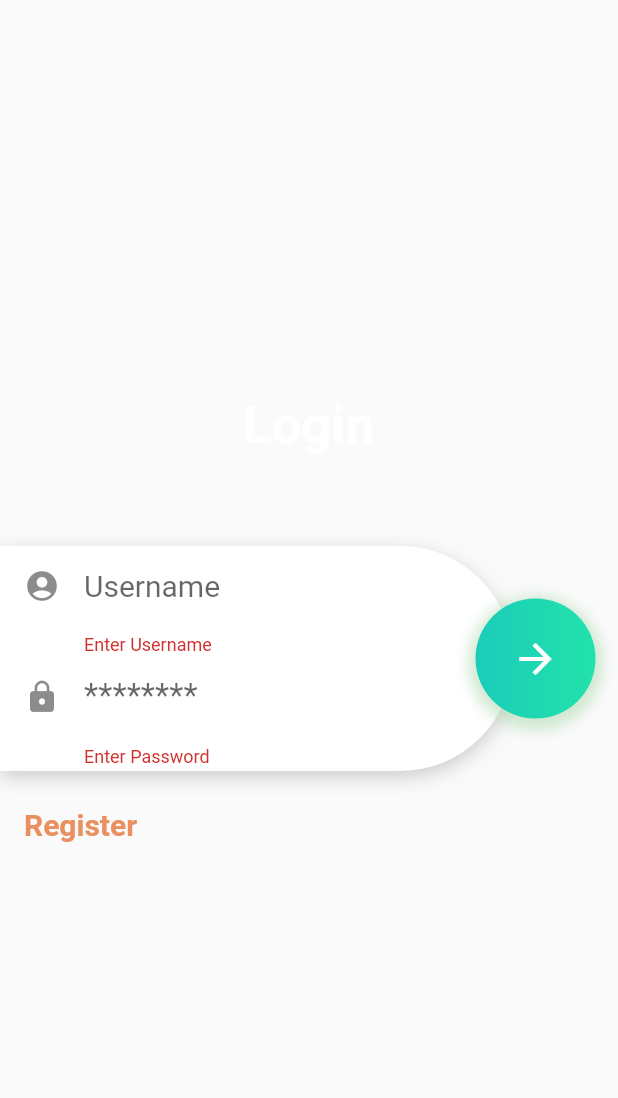
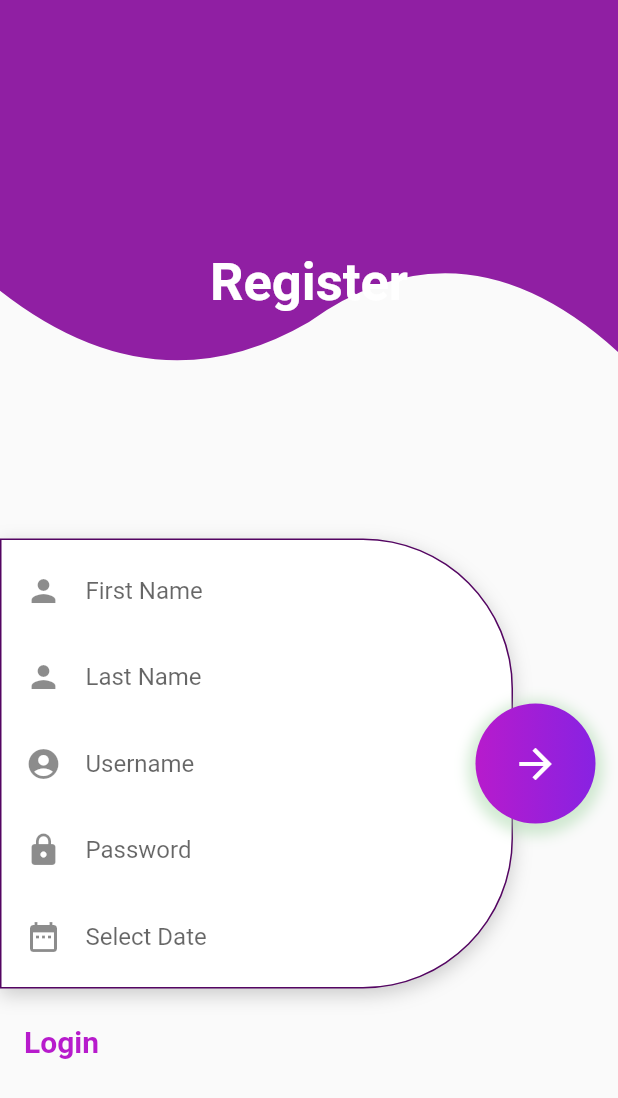
Before and after one commit to EldarSose/PickMeUp_Client, a Flutter app: the screen it shows after launch, after a tap on the "arrow forward" icon, after a tap on "Register", on a phone screen of 412 x 824 dp. Shown: the top 1098 px of the screen. Run offline on Flutter 3.47's test engine with Material 2 defaults, Android fonts, the phone set to English and light mode, and no system bars; our stand-ins replace hive_flutter, motion_tab_bar_v2, page_transition; accounts and stored records are empty.

Commit message:
Added register, login, and navbar

```diff
--- a/lib/main.dart
+++ b/lib/main.dart
@@ -15,6 +15,7 @@ class MyApp extends StatelessWidget {
       theme: ThemeData(
         primarySwatch: Colors.blue,
       ),
+      debugShowCheckedModeBanner: false,
       home: const PlatformChooser(),
     );
   }
--- a/lib/platform_chooser.dart
+++ b/lib/platform_chooser.dart
@@ -4,7 +4,7 @@ import 'package:flutter/material.dart';
 import 'package:pickmeup/ui/mobile/mobile_login.dart';
 import 'package:pickmeup/ui/windows/windows_register.dart';
 
-class PlatformChooser extends StatelessWidget{
+class PlatformChooser extends StatelessWidget {
   const PlatformChooser({super.key});
 
   @override
@@ -13,10 +13,10 @@ class PlatformChooser extends StatelessWidget{
   }
 }
 
-chooseState(){
-  if(Platform.isAndroid || Platform.isIOS){
-      return const MobileLoginForm();
-    }else if(Platform.isWindows){
-      return const WindowsRegisterForm();
-    }
+chooseState() {
+  if (Platform.isAndroid || Platform.isIOS) {
+    return const MobileLoginForm();
+  } else if (Platform.isWindows || Platform.isMacOS || Platform.isLinux) {
+    return const WindowsRegisterForm();
+  }
 }
--- /dev/null
+++ b/lib/ui/mobile/mobile_helper/background.dart
@@ -0,0 +1,131 @@
+import 'package:flutter/material.dart';
+
+class Background extends StatefulWidget {
+  const Background({super.key});
+
+  @override
+  State<Background> createState() => _MyPainterState();
+}
+
+class _MyPainterState extends State<Background> {
+  @override
+  void initState() {
+    super.initState();
+  }
+
+  @override
+  Widget build(BuildContext context) {
+    return CustomPaint(
+      painter: Curved(),
+      child: Container(
+        height: 1000.0,
+      ),
+    );
+  }
+}
+
+class Curved extends CustomPainter {
+  @override
+  void paint(Canvas canvas, Size size) {
+    Path path = Path();
+    Paint paint = Paint();
+
+    // path.lineTo(0, size.height * 0.75);
+    // path.quadraticBezierTo(size.width * 0.10, size.height * 0.70,
+    //     size.width * 0.17, size.height * 0.90);
+    // path.quadraticBezierTo(
+    //     size.width * 0.20, size.height, size.width * 0.25, size.height * 0.90);
+    // path.quadraticBezierTo(size.width * 0.40, size.height * 0.40,
+    //     size.width * 0.50, size.height * 0.70);
+    // path.quadraticBezierTo(size.width * 0.60, size.height * 0.85,
+    //     size.width * 0.65, size.height * 0.65);
+    // path.quadraticBezierTo(
+    //     size.width * 0.70, size.height * 0.90, size.width, 0);
+    // path.close();
+
+    // paint.color = const Color.fromARGB(255, 201, 84, 221);
+    // canvas.drawPath(path, paint);
+
+    // path = Path();
+    // path.lineTo(0, size.height * 0.50);
+    // path.quadraticBezierTo(size.width * 0.10, size.height * 0.80,
+    //     size.width * 0.15, size.height * 0.60);
+    // path.quadraticBezierTo(size.width * 0.20, size.height * 0.45,
+    //     size.width * 0.27, size.height * 0.60);
+    // path.quadraticBezierTo(
+    //     size.width * 0.45, size.height, size.width * 0.50, size.height * 0.80);
+    // path.quadraticBezierTo(size.width * 0.55, size.height * 0.45,
+    //     size.width * 0.75, size.height * 0.75);
+    // path.quadraticBezierTo(
+    //     size.width * 0.85, size.height * 0.93, size.width, size.height * 0.60);
+    // path.lineTo(size.width, 0);
+    // path.close();
+
+    // paint.color = const Color.fromARGB(255, 144, 31, 163);
+    // canvas.drawPath(path, paint);
+
+    // path = Path();
+    // path.lineTo(0, size.height * 0.75);
+    // path.quadraticBezierTo(size.width * 0.10, size.height * 0.55,
+    //     size.width * 0.22, size.height * 0.70);
+    // path.quadraticBezierTo(size.width * 0.30, size.height * 0.90,
+    //     size.width * 0.40, size.height * 0.75);
+    // path.quadraticBezierTo(size.width * 0.52, size.height * 0.50,
+    //     size.width * 0.65, size.height * 0.70);
+    // path.quadraticBezierTo(
+    //     size.width * 0.75, size.height * 0.85, size.width, size.height * 0.60);
+    // path.lineTo(size.width, 0);
+    // path.close();
+
+    // paint.color = const Color.fromARGB(255, 144, 31, 163);
+    // canvas.drawPath(path, paint);
+    path = Path();
+    path.lineTo(0, size.height / 4.25);
+    var firstControlPoint = Offset(size.width / 4, size.height / 3);
+    var firstEndPoint = Offset(size.width / 2, size.height / 3 - 60);
+    var secondControlPoint =
+        Offset(size.width - (size.width / 4), size.height / 4 - 65);
+    var secondEndPoint = Offset(size.width, size.height / 3 - 40);
+    path.quadraticBezierTo(firstControlPoint.dx, firstControlPoint.dy,
+        firstEndPoint.dx, firstEndPoint.dy);
+    path.quadraticBezierTo(secondControlPoint.dx, secondControlPoint.dy,
+        secondEndPoint.dx, secondEndPoint.dy);
+    path.lineTo(size.width, size.height / 3);
+    path.lineTo(size.width, 0);
+    path.close();
+    paint.color = const Color.fromARGB(255, 144, 31, 163);
+
+    canvas.drawPath(path, paint);
+  }
+
+  @override
+  bool shouldRepaint(CustomPainter oldDelegate) {
+    return true;
+  }
+}
+
+class CirclePainter extends CustomPainter {
+  final double radius;
+  CirclePainter(this.radius);
+
+  @override
+  void paint(Canvas canvas, Size size) {
+    var paint = Paint()
+      ..color = Colors.purpleAccent
+      ..strokeWidth = 3
+      ..style = PaintingStyle.stroke
+      ..strokeCap = StrokeCap.round;
+
+    var path = Path();
+    path.addOval(Rect.fromCircle(
+      center: Offset(size.width / 2, size.height / 2),
+      radius: radius,
+    ));
+    canvas.drawPath(path, paint);
+  }
+
+  @override
+  bool shouldRepaint(CustomPainter oldDelegate) {
+    return true;
+  }
+}
--- a/lib/ui/mobile/mobile_login.dart
+++ b/lib/ui/mobile/mobile_login.dart
@@ -1,7 +1,8 @@
-
 import 'package:flutter/material.dart';
 import 'package:hive_flutter/hive_flutter.dart';
-
+import 'package:pickmeup/ui/mobile/home_page.dart';
+import 'package:pickmeup/ui/mobile/mobile_helper/background.dart';
+import 'package:pickmeup/ui/mobile/mobile_register.dart';
 
 class MobileLoginForm extends StatefulWidget {
   const MobileLoginForm({super.key});
@@ -34,11 +35,12 @@ class _LoginFormState extends State<MobileLoginForm> {
   Widget build(BuildContext context) {
     return Scaffold(
       body: Stack(children: [
+        const Background(),
         Column(
           mainAxisAlignment: MainAxisAlignment.center,
           children: [
             Container(
-              margin: const EdgeInsets.only(bottom: 60),
+              margin: const EdgeInsets.only(bottom: 200),
               child: const Text(
                 "Login",
                 style: TextStyle(
@@ -64,6 +66,9 @@ class _LoginFormState extends State<MobileLoginForm> {
                         borderRadius: const BorderRadius.only(
                           topRight: Radius.circular(100),
                           bottomRight: Radius.circular(100),
+                        ),
+                        border: Border.all(
+                          color: const Color.fromARGB(255, 84, 5, 98),
                         ),
                         boxShadow: [
                           BoxShadow(
@@ -144,20 +149,18 @@ class _LoginFormState extends State<MobileLoginForm> {
                           begin: Alignment.centerLeft,
                           end: Alignment.centerRight,
                           colors: [
-                            Color(0xff1bccba),
-                            Color(0xff22e2ab),
+                            Color.fromARGB(255, 183, 27, 204),
+                            Color.fromARGB(255, 136, 34, 226),
                           ],
                         ),
                       ),
                       child: InkWell(
                         onTap: () async {
                           if (_formKey.currentState!.validate()) {
-
                             // var personDetails = await AuthService.login(
                             //      _usernameController, _passwordController);
                             var personDetails = 200;
                             var loginStatusCode = personDetails;
-
 
                             // var personDetailsConverted  =
                             //     json.decode(personDetails);
@@ -167,11 +170,11 @@ class _LoginFormState extends State<MobileLoginForm> {
                             _usernameController.clear();
                             _passwordController.clear();
 
-                              // Navigator.of(context).push(
-                              //   MaterialPageRoute(
-                              //     builder: (context) => const HomePage(),
-                              //   ),
-                              // );
+                            Navigator.of(context).push(
+                              MaterialPageRoute(
+                                builder: (context) => const HomePage(),
+                              ),
+                            );
                             //}
                             if (loginStatusCode == 400) {
                               ScaffoldMessenger.of(context)
@@ -265,18 +268,18 @@ class _LoginFormState extends State<MobileLoginForm> {
                   margin: const EdgeInsets.only(left: 16, top: 24),
                   child: InkWell(
                     onTap: () async {
-                      // Navigator.of(context).push(
-                      //   MaterialPageRoute(
-                      //     builder: (context) => const RegisterForm(),
-                      //   ),
-                      // );
+                      Navigator.of(context).push(
+                        MaterialPageRoute(
+                          builder: (context) => const MobileRegisterForm(),
+                        ),
+                      );
                     },
                     child: const Text(
                       "Register",
                       style: TextStyle(
                         fontSize: 20,
                         fontWeight: FontWeight.w600,
-                        color: Color(0xffe98f60),
+                        color: Color.fromARGB(255, 183, 27, 204),
                       ),
                     ),
                   ),
--- a/lib/ui/mobile/mobile_register.dart
+++ b/lib/ui/mobile/mobile_register.dart
@@ -0,0 +1,323 @@
+import 'package:flutter/material.dart';
+import 'package:intl/intl.dart';
+import 'package:pickmeup/ui/mobile/mobile_login.dart';
+
+import 'mobile_helper/background.dart';
+
+class MobileRegisterForm extends StatefulWidget {
+  const MobileRegisterForm({Key? key}) : super(key: key);
+
+  @override
+  State<MobileRegisterForm> createState() => _MobileRegisterFormState();
+}
+
+class _MobileRegisterFormState extends State<MobileRegisterForm> {
+  final _formKey = GlobalKey<FormState>();
+  final _firstNameController = TextEditingController();
+  final _lastNameController = TextEditingController();
+  final _usernameController = TextEditingController();
+  final _passwordController = TextEditingController();
+  final TextEditingController _dateController = TextEditingController();
+
+  @override
+  Widget build(BuildContext context) {
+    return Scaffold(
+      body: Stack(children: [
+        const Background(),
+        Column(
+          mainAxisAlignment: MainAxisAlignment.center,
+          children: [
+            Container(
+              margin: const EdgeInsets.only(bottom: 150, top: 50),
+              child: const Text(
+                "Register",
+                style: TextStyle(
+                    fontSize: 35,
+                    fontWeight: FontWeight.bold,
+                    color: Colors.white),
+              ),
+            ),
+            SingleChildScrollView(
+              child: SizedBox(
+                height: 300,
+                child: Stack(
+                  children: [
+                    Form(
+                      key: _formKey,
+                      child: Container(
+                        margin: const EdgeInsets.only(right: 70),
+                        decoration: BoxDecoration(
+                          color: Colors.white,
+                          borderRadius: const BorderRadius.only(
+                            topRight: Radius.circular(100),
+                            bottomRight: Radius.circular(100),
+                          ),
+                          border: Border.all(
+                            color: const Color.fromARGB(255, 84, 5, 98),
+                          ),
+                          boxShadow: [
+                            BoxShadow(
+                              color: Colors.grey.withOpacity(0.5),
+                              spreadRadius: 0,
+                              blurRadius: 10,
+                              offset: const Offset(0, 4),
+                            ),
+                          ],
+                        ),
+                        child: Column(
+                          mainAxisAlignment: MainAxisAlignment.spaceEvenly,
+                          children: [
+                            Container(
+                              margin:
+                                  const EdgeInsets.only(left: 16, right: 32),
+                              child: TextFormField(
+                                controller: _firstNameController,
+                                validator: (value) {
+                                  if (value!.trim().isEmpty) {
+                                    return "Enter First Name";
+                                  } else {
+                                    return value.trim().length < 3
+                                        ? 'Minimum character length is 3'
+                                        : null;
+                                  }
+                                },
+                                decoration: const InputDecoration(
+                                  hintStyle: TextStyle(fontSize: 16),
+                                  border: InputBorder.none,
+                                  icon: Icon(Icons.person),
+                                  hintText: "First Name",
+                                ),
+                              ),
+                            ),
+                            Container(
+                              margin:
+                                  const EdgeInsets.only(left: 16, right: 32),
+                              child: TextFormField(
+                                controller: _lastNameController,
+                                validator: (value) {
+                                  if (value!.trim().isEmpty) {
+                                    return "Enter Last Name";
+                                  } else {
+                                    return value.trim().length < 3
+                                        ? 'Minimum character length is 3'
+                                        : null;
+                                  }
+                                },
+                                decoration: const InputDecoration(
+                                  hintStyle: TextStyle(fontSize: 16),
+                                  border: InputBorder.none,
+                                  icon: Icon(Icons.person),
+                                  hintText: "Last Name",
+                                ),
+                              ),
+                            ),
+                            Container(
+                              margin:
+                                  const EdgeInsets.only(left: 16, right: 32),
+                              child: TextFormField(
+                                controller: _usernameController,
+                                validator: (value) {
+                                  if (value!.trim().isEmpty) {
+                                    return "Enter Username";
+                                  } else {
+                                    return value.trim().length < 5
+                                        ? 'Minimum character length is 5'
+                                        : null;
+                                  }
+                                },
+                                decoration: const InputDecoration(
+                                  hintStyle: TextStyle(fontSize: 16),
+                                  border: InputBorder.none,
+                                  icon: Icon(Icons.account_circle_rounded),
+                                  hintText: "Username",
+                                ),
+                              ),
+                            ),
+                            Container(
+                              margin:
+                                  const EdgeInsets.only(left: 16, right: 32),
+                              child: TextFormField(
+                                controller: _passwordController,
+                                validator: (value) {
+                                  if (value!.trim().isEmpty) {
+                                    return "Enter Password";
+                                  } else {
+                                    return value.trim().length < 5
+                                        ? 'Minimum character length is 5'
+                                        : null;
+                                  }
+                                },
+                                obscureText: true,
+                                decoration: const InputDecoration(
+                                  hintStyle: TextStyle(fontSize: 16),
+                                  border: InputBorder.none,
+                                  icon: Icon(Icons.lock),
+                                  hintText: "Password",
+                                ),
+                              ),
+                            ),
+                            Container(
+                              margin:
+                                  const EdgeInsets.only(left: 16, right: 32),
+                              child: TextFormField(
+                                  controller: _dateController,
+                                  validator: (value) {
+                                    if (value!.trim().isEmpty) {
+                                      return "Enter Date";
+                                    }
+                                  },
+                                  decoration: const InputDecoration(
+                                    hintStyle: TextStyle(fontSize: 16),
+                                    border: InputBorder.none,
+                                    icon: Icon(Icons.date_range),
+                                    hintText: "Select Date",
+                                  ),
+                                  readOnly: true,
+                                  onTap: () async {
+                                    DateTime? pickedDate = await showDatePicker(
+                                        context: context,
+                                        initialDate: DateTime.now(),
+                                        firstDate: DateTime(1900),
+                                        lastDate: DateTime.now());
+
+                                    if (pickedDate != null) {
+                                      setState(() {
+                                        _dateController.text =
+                                            DateFormat('yyyy-MM-dd')
+                                                .format(pickedDate);
+                                      });
+                                    }
+                                  }),
+                            ),
+                          ],
+                        ),
+                      ),
+                    ),
+                    Align(
+                      alignment: Alignment.centerRight,
+                      child: Container(
+                        margin: const EdgeInsets.only(right: 15),
+                        height: 80,
+                        width: 80,
+                        decoration: BoxDecoration(
+                          boxShadow: [
+                            BoxShadow(
+                              color: Colors.green[200]!.withOpacity(0.5),
+                              spreadRadius: 5,
+                              blurRadius: 7,
+                              offset: const Offset(0, 3),
+                            ),
+                          ],
+                          shape: BoxShape.circle,
+                          gradient: const LinearGradient(
+                            begin: Alignment.centerLeft,
+                            end: Alignment.centerRight,
+                            colors: [
+                              Color.fromARGB(255, 183, 27, 204),
+                              Color.fromARGB(255, 136, 34, 226),
+                            ],
+                          ),
+                        ),
+                        child: InkWell(
+                          onTap: () async {
+                            if (_formKey.currentState!.validate()) {
+                              var statusCode = 200;
+                              // await AuthService.usernameVerification(
+                              //     _usernameController.text);
+
+                              if (statusCode >= 200 && statusCode < 300) {
+                                // final hashedPwd = Crypt.sha256(
+                                //     _passwordController.text,
+                                //     salt: Constants.salt);
+
+                                // Navigator.of(context).push(MaterialPageRoute(
+                                //   builder: (context) => BuildingsByAddress(
+                                //     firstNameController: _firstNameController,
+                                //     lastNameController: _lastNameController,
+                                //     usernameController: _usernameController,
+                                //     hashedPwd: hashedPwd,
+                                //     dateController: _dateController,
+                                //   ),
+                                // ));
+                              } else if (statusCode == 409) {
+                                ScaffoldMessenger.of(context)
+                                    .showSnackBar(SnackBar(
+                                        backgroundColor: Colors.transparent,
+                                        elevation: 0.0,
+                                        content: Stack(children: [
+                                          Container(
+                                            padding: const EdgeInsets.all(16),
+                                            height: 80,
+                                            decoration: const BoxDecoration(
+                                                color: Color(0xFFC72C41),
+                                                borderRadius: BorderRadius.all(
+                                                    Radius.circular(20))),
+                                            child: Row(
+                                              children: [
+                                                const SizedBox(width: 12),
+                                                Expanded(
+                                                  child: Column(
+                                                    crossAxisAlignment:
+                                                        CrossAxisAlignment
+                                                            .start,
+                                                    children: const [
+                                                      Text(
+                                                        "Registration failed. The username is already taken.",
+                                                        style: TextStyle(
+                                                            fontSize: 16,
+                                                            color:
+                                                                Colors.white),
+                                                      ),
+                                                    ],
+                                                  ),
+                                                ),
+                                              ],
+                                            ),
+                                          ),
+                                        ])));
+                              }
+                            }
+                          },
+                          child: const Icon(
+                            Icons.arrow_forward_outlined,
+                            color: Colors.white,
+                            size: 32,
+                          ),
+                        ),
+                      ),
+                    ),
+                  ],
+                ),
+              ),
+            ),
+            Row(
+              mainAxisAlignment: MainAxisAlignment.start,
+              children: [
+                Container(
+                  margin: const EdgeInsets.only(left: 16, top: 24),
+                  child: InkWell(
+                    onTap: () {
+                      Navigator.of(context).push(
+                        MaterialPageRoute(
+                          builder: (context) => const MobileLoginForm(),
+                        ),
+                      );
+                    },
+                    child: const Text(
+                      "Login",
+                      style: TextStyle(
+                        fontSize: 20,
+                        fontWeight: FontWeight.w600,
+                        color: Color.fromARGB(255, 183, 27, 204),
+                      ),
+                    ),
+                  ),
+                ),
+              ],
+            ),
+          ],
+        ),
+      ]),
+    );
+  }
+}
--- a/pubspec.yaml
+++ b/pubspec.yaml
@@ -15,6 +15,10 @@ dependencies:
 
   cupertino_icons: ^1.0.2
   hive_flutter: ^1.1.0
+  intl: ^0.18.1
+  flutter_staggered_grid_view: ^0.6.2
+  motion_tab_bar_v2: ^0.3.0
+  page_transition: ^2.0.9
 
 dev_dependencies:
   flutter_test:
```
Also changed, not shown: lib/ui/mobile/home_page.dart (added, +34 -0 lines), lib/ui/mobile/mobile_helper/nav_bar.dart (added, +84 -0 lines), pubspec.lock. Lines whose indentation alone changed are shown as unchanged.
